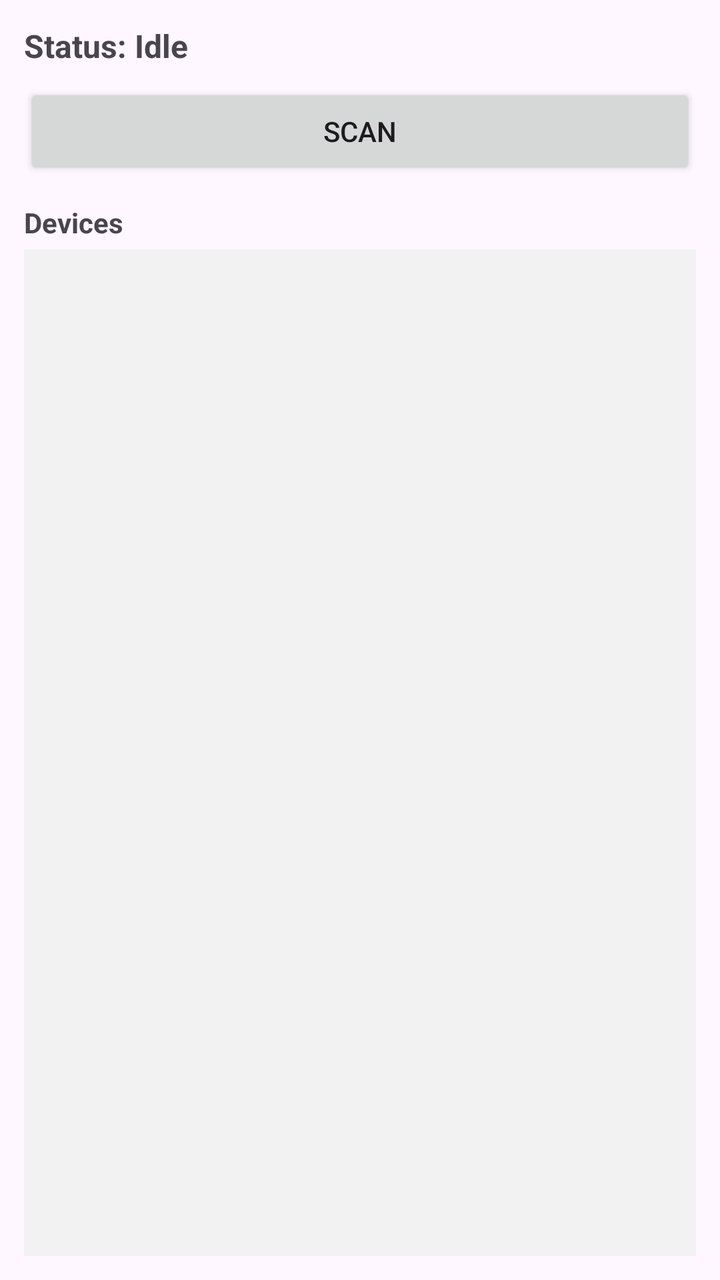
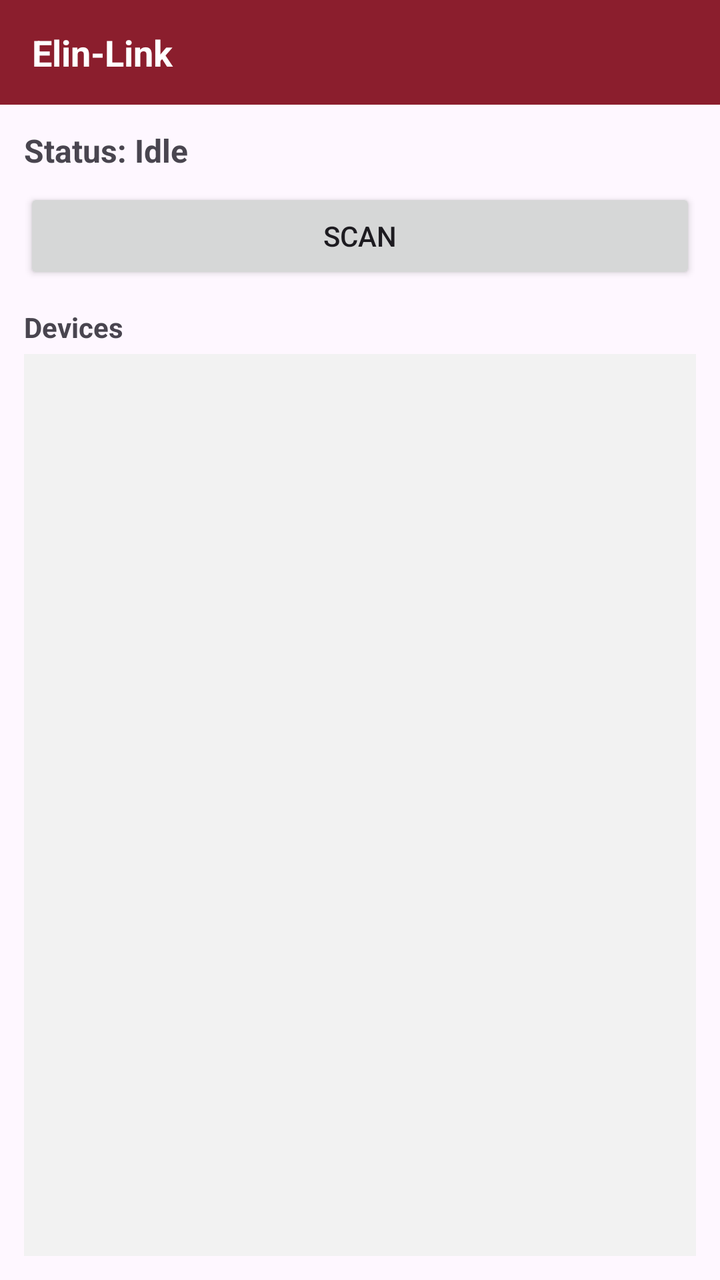

Compare the two renders of this Android layout. The source of the first and the diff that turns it into the second are given below.
<!-- AndroidManifest.xml: application theme Theme.ElinLink -->
<!-- res/layout/activity_main.xml -->
<?xml version="1.0" encoding="utf-8"?>
<ViewFlipper xmlns:android="http://schemas.android.com/apk/res/android"
    android:id="@+id/screenFlipper"
    android:layout_width="match_parent"
    android:layout_height="match_parent">

    
    <LinearLayout
        android:layout_width="match_parent"
        android:layout_height="match_parent"
        android:orientation="vertical"
        android:padding="12dp">

        <LinearLayout
            android:layout_width="match_parent"
            android:layout_height="wrap_content"
            android:orientation="horizontal"
            android:gravity="center_vertical">

            <TextView
                android:id="@+id/tvStatus"
                android:layout_width="0dp"
                android:layout_weight="1"
                android:layout_height="wrap_content"
                android:textStyle="bold"
                android:textSize="16sp"
                android:text="@string/status_idle" />

            <ProgressBar
                android:id="@+id/progress"
                style="?android:attr/progressBarStyleSmall"
                android:layout_width="wrap_content"
                android:layout_height="wrap_content"
                android:visibility="gone" />
        </LinearLayout>

        <Button
            android:id="@+id/btnScan"
            android:layout_width="match_parent"
            android:layout_height="wrap_content"
            android:layout_marginTop="8dp"
            android:text="@string/scan" />

        <TextView
            android:id="@+id/lblDevices"
            android:layout_width="wrap_content"
            android:layout_height="wrap_content"
            android:layout_marginTop="12dp"
            android:text="@string/devices"
            android:textStyle="bold" />

        <androidx.recyclerview.widget.RecyclerView
            android:id="@+id/rvDevices"
            android:layout_width="match_parent"
            android:layout_height="0dp"
            android:layout_weight="1"
            android:layout_marginTop="4dp"
            android:background="@color/list_bg" />
    </LinearLayout>

    
    <LinearLayout
        android:layout_width="match_parent"
        android:layout_height="match_parent"
        android:orientation="vertical"
        android:padding="12dp">

        <LinearLayout
            android:layout_width="match_parent"
            android:layout_height="wrap_content"
            android:orientation="horizontal"
            android:gravity="center_vertical">

            <TextView
                android:layout_width="0dp"
                android:layout_weight="1"
                android:layout_height="wrap_content"
                android:textStyle="bold"
                android:textSize="16sp"
                android:text="@string/dashboard" />

            <Button
                android:id="@+id/btnToggleControls"
                style="?attr/borderlessButtonStyle"
                android:layout_width="wrap_content"
                android:layout_height="wrap_content"
                android:minWidth="44dp"
                android:textSize="22sp"
                android:textStyle="bold"
                android:text="\u2212" />
        </LinearLayout>

        <LinearLayout
            android:id="@+id/controlsBox"
            android:layout_width="match_parent"
            android:layout_height="wrap_content"
            android:orientation="vertical">

            <TextView
                android:id="@+id/tvConnected"
                android:layout_width="match_parent"
                android:layout_height="wrap_content"
                android:textStyle="bold"
                android:textSize="15sp"
                android:textColor="#4CAF50" />

            <LinearLayout
                android:layout_width="match_parent"
                android:layout_height="wrap_content"
                android:orientation="horizontal"
                android:layout_marginTop="6dp">

                <Button
                    android:id="@+id/btnAddBar"
                    android:layout_width="0dp"
                    android:layout_weight="1"
                    android:layout_height="wrap_content"
                    android:text="@string/add_bar" />

                <Button
                    android:id="@+id/btnAddMeter"
                    android:layout_width="0dp"
                    android:layout_weight="1"
                    android:layout_height="wrap_content"
                    android:layout_marginStart="8dp"
                    android:text="@string/add_meter" />
            </LinearLayout>

            <LinearLayout
                android:layout_width="match_parent"
                android:layout_height="wrap_content"
                android:orientation="horizontal"
                android:layout_marginTop="6dp">

                <Button
                    android:id="@+id/btnTerminal"
                    android:layout_width="0dp"
                    android:layout_weight="1"
                    android:layout_height="wrap_content"
                    android:text="@string/terminal" />

                <Button
                    android:id="@+id/btnDisconnect"
                    android:layout_width="0dp"
                    android:layout_weight="1"
                    android:layout_height="wrap_content"
                    android:layout_marginStart="8dp"
                    android:text="@string/disconnect" />
            </LinearLayout>

            <Button
                android:id="@+id/btnTheme"
                style="?attr/borderlessButtonStyle"
                android:layout_width="match_parent"
                android:layout_height="wrap_content"
                android:layout_marginTop="2dp"
                android:text="@string/theme" />
        </LinearLayout>

        <ScrollView
            android:layout_width="match_parent"
            android:layout_height="0dp"
            android:layout_weight="1"
            android:layout_marginTop="8dp">

            <FrameLayout
                android:layout_width="match_parent"
                android:layout_height="wrap_content">

                <LinearLayout
                    android:id="@+id/dashboardContainer"
                    android:layout_width="match_parent"
                    android:layout_height="wrap_content"
                    android:orientation="vertical" />

                <TextView
                    android:id="@+id/tvEmptyDash"
                    android:layout_width="wrap_content"
                    android:layout_height="wrap_content"
                    android:layout_gravity="center"
                    android:layout_marginTop="48dp"
                    android:gravity="center"
                    android:textColor="#888888"
                    android:text="@string/empty_dashboard" />
            </FrameLayout>
        </ScrollView>
    </LinearLayout>

    
    <LinearLayout
        android:layout_width="match_parent"
        android:layout_height="match_parent"
        android:orientation="vertical"
        android:padding="12dp">

        <LinearLayout
            android:layout_width="match_parent"
            android:layout_height="wrap_content"
            android:orientation="horizontal"
            android:gravity="center_vertical">

            <Button
                android:id="@+id/btnBackToDash"
                style="?attr/borderlessButtonStyle"
                android:layout_width="wrap_content"
                android:layout_height="wrap_content"
                android:text="@string/dashboard" />

            <TextView
                android:layout_width="0dp"
                android:layout_weight="1"
                android:layout_height="wrap_content"
                android:gravity="center"
                android:textStyle="bold"
                android:text="@string/serial_terminal" />

            <Button
                android:id="@+id/btnClear"
                style="?attr/borderlessButtonStyle"
                android:layout_width="wrap_content"
                android:layout_height="wrap_content"
                android:text="@string/clear" />
        </LinearLayout>

        <ScrollView
            android:id="@+id/logScroll"
            android:layout_width="match_parent"
            android:layout_height="0dp"
            android:layout_weight="1"
            android:layout_marginTop="8dp"
            android:background="#111111"
            android:padding="8dp">

            <TextView
                android:id="@+id/tvLog"
                android:layout_width="match_parent"
                android:layout_height="wrap_content"
                android:fontFamily="monospace"
                android:textColor="#33FF66"
                android:textSize="13sp"
                android:textIsSelectable="true" />
        </ScrollView>

        <LinearLayout
            android:id="@+id/inputRow"
            android:layout_width="match_parent"
            android:layout_height="wrap_content"
            android:orientation="horizontal"
            android:layout_marginTop="8dp">

            <EditText
                android:id="@+id/etCommand"
                android:layout_width="0dp"
                android:layout_weight="1"
                android:layout_height="wrap_content"
                android:hint="@string/command_hint"
                android:imeOptions="actionSend"
                android:inputType="text"
                android:maxLines="1"
                android:autofillHints="" />

            <Button
                android:id="@+id/btnSend"
                android:layout_width="wrap_content"
                android:layout_height="wrap_content"
                android:layout_marginStart="8dp"
                android:text="@string/send" />
        </LinearLayout>
    </LinearLayout>

</ViewFlipper>
<!-- resources referenced by this layout -->
<resources>
  <color name="list_bg">#F2F2F2</color>
  <string name="add_bar">+ Bar</string>
  <string name="add_meter">+ Meter</string>
  <string name="clear">Clear</string>
  <string name="command_hint">Type a command\u2026</string>
  <string name="dashboard">Dashboard</string>
  <string name="devices">Devices</string>
  <string name="disconnect">Disconnect</string>
  <string name="empty_dashboard">No gauges yet.\nTap \u201c+ Bar\u201d or \u201c+ Meter\u201d to add one.</string>
  <string name="scan">Scan</string>
  <string name="send">Send</string>
  <string name="serial_terminal">Serial Terminal</string>
  <string name="status_idle">Status: Idle</string>
  <string name="terminal">Terminal</string>
  <string name="theme">Theme</string>
  <style name="Theme.ElinLink" parent="Theme.Material3.DayNight.NoActionBar">
          <item name="colorPrimary">@color/brand</item>
          <item name="colorOnPrimary">@color/white</item>
          <item name="colorPrimaryContainer">@color/brand</item>
          <item name="colorOnPrimaryContainer">@color/white</item>
          <item name="colorSecondary">@color/brand</item>
          <item name="colorOnSecondary">@color/white</item>
          <item name="android:statusBarColor">@color/brand</item>
      </style>
  <color name="brand">#8B1E2D</color>
  <color name="white">#FFFFFFFF</color>
</resources>

<!-- the commit's change to res/layout/activity_main.xml (unified diff, before → after) -->
@@ -8,75 +8,97 @@
     <LinearLayout
         android:layout_width="match_parent"
         android:layout_height="match_parent"
-        android:orientation="vertical"
-        android:padding="12dp">
+        android:orientation="vertical">
 
         <LinearLayout
             android:layout_width="match_parent"
             android:layout_height="wrap_content"
             android:orientation="horizontal"
-            android:gravity="center_vertical">
-
-            <TextView
-                android:id="@+id/tvStatus"
+            android:gravity="center_vertical"
+            android:background="@color/brand"
+            android:paddingHorizontal="16dp"
+            android:paddingVertical="14dp">
+
+            <TextView
                 android:layout_width="0dp"
                 android:layout_weight="1"
                 android:layout_height="wrap_content"
                 android:textStyle="bold"
-                android:textSize="16sp"
-                android:text="@string/status_idle" />
+                android:textSize="18sp"
+                android:textColor="@color/white"
+                android:text="@string/app_name" />
 
             <ProgressBar
                 android:id="@+id/progress"
                 style="?android:attr/progressBarStyleSmall"
                 android:layout_width="wrap_content"
                 android:layout_height="wrap_content"
+                android:indeterminateTint="@color/white"
                 android:visibility="gone" />
         </LinearLayout>
 
-        <Button
-            android:id="@+id/btnScan"
-            android:layout_width="match_parent"
-            android:layout_height="wrap_content"
-            android:layout_marginTop="8dp"
-            android:text="@string/scan" />
-
-        <TextView
-            android:id="@+id/lblDevices"
-            android:layout_width="wrap_content"
-            android:layout_height="wrap_content"
-            android:layout_marginTop="12dp"
-            android:text="@string/devices"
-            android:textStyle="bold" />
-
-        <androidx.recyclerview.widget.RecyclerView
-            android:id="@+id/rvDevices"
+        <LinearLayout
             android:layout_width="match_parent"
             android:layout_height="0dp"
             android:layout_weight="1"
-            android:layout_marginTop="4dp"
-            android:background="@color/list_bg" />
+            android:orientation="vertical"
+            android:padding="12dp">
+
+            <TextView
+                android:id="@+id/tvStatus"
+                android:layout_width="match_parent"
+                android:layout_height="wrap_content"
+                android:textStyle="bold"
+                android:textSize="16sp"
+                android:text="@string/status_idle" />
+
+            <Button
+                android:id="@+id/btnScan"
+                android:layout_width="match_parent"
+                android:layout_height="wrap_content"
+                android:layout_marginTop="8dp"
+                android:text="@string/scan" />
+
+            <TextView
+                android:id="@+id/lblDevices"
+                android:layout_width="wrap_content"
+                android:layout_height="wrap_content"
+                android:layout_marginTop="12dp"
+                android:text="@string/devices"
+                android:textStyle="bold" />
+
+            <androidx.recyclerview.widget.RecyclerView
+                android:id="@+id/rvDevices"
+                android:layout_width="match_parent"
+                android:layout_height="0dp"
+                android:layout_weight="1"
+                android:layout_marginTop="4dp"
+                android:background="@color/list_bg" />
+        </LinearLayout>
     </LinearLayout>
 
     
     <LinearLayout
         android:layout_width="match_parent"
         android:layout_height="match_parent"
-        android:orientation="vertical"
-        android:padding="12dp">
+        android:orientation="vertical">
 
         <LinearLayout
             android:layout_width="match_parent"
             android:layout_height="wrap_content"
             android:orientation="horizontal"
-            android:gravity="center_vertical">
+            android:gravity="center_vertical"
+            android:background="@color/brand"
+            android:paddingHorizontal="16dp"
+            android:paddingVertical="6dp">
 
             <TextView
                 android:layout_width="0dp"
                 android:layout_weight="1"
                 android:layout_height="wrap_content"
                 android:textStyle="bold"
-                android:textSize="16sp"
+                android:textSize="18sp"
+                android:textColor="@color/white"
                 android:text="@string/dashboard" />
 
             <Button
@@ -87,123 +109,135 @@
                 android:minWidth="44dp"
                 android:textSize="22sp"
                 android:textStyle="bold"
+                android:textColor="@color/white"
                 android:text="\u2212" />
         </LinearLayout>
 
         <LinearLayout
-            android:id="@+id/controlsBox"
-            android:layout_width="match_parent"
-            android:layout_height="wrap_content"
-            android:orientation="vertical">
-
-            <TextView
-                android:id="@+id/tvConnected"
-                android:layout_width="match_parent"
-                android:layout_height="wrap_content"
-                android:textStyle="bold"
-                android:textSize="15sp"
-                android:textColor="#4CAF50" />
-
-            <LinearLayout
-                android:layout_width="match_parent"
-                android:layout_height="wrap_content"
-                android:orientation="horizontal"
-                android:layout_marginTop="6dp">
-
-                <Button
-                    android:id="@+id/btnAddBar"
-                    android:layout_width="0dp"
-                    android:layout_weight="1"
-                    android:layout_height="wrap_content"
-                    android:text="@string/add_bar" />
-
-                <Button
-                    android:id="@+id/btnAddMeter"
-                    android:layout_width="0dp"
-                    android:layout_weight="1"
-                    android:layout_height="wrap_content"
-                    android:layout_marginStart="8dp"
-                    android:text="@string/add_meter" />
-            </LinearLayout>
-
-            <LinearLayout
-                android:layout_width="match_parent"
-                android:layout_height="wrap_content"
-                android:orientation="horizontal"
-                android:layout_marginTop="6dp">
-
-                <Button
-                    android:id="@+id/btnTerminal"
-                    android:layout_width="0dp"
-                    android:layout_weight="1"
-                    android:layout_height="wrap_content"
-                    android:text="@string/terminal" />
-
-                <Button
-                    android:id="@+id/btnDisconnect"
-                    android:layout_width="0dp"
-                    android:layout_weight="1"
-                    android:layout_height="wrap_content"
-                    android:layout_marginStart="8dp"
-                    android:text="@string/disconnect" />
-            </LinearLayout>
-
-            <Button
-                android:id="@+id/btnTheme"
-                style="?attr/borderlessButtonStyle"
-                android:layout_width="match_parent"
-                android:layout_height="wrap_content"
-                android:layout_marginTop="2dp"
-                android:text="@string/theme" />
-        </LinearLayout>
-
-        <ScrollView
             android:layout_width="match_parent"
             android:layout_height="0dp"
             android:layout_weight="1"
-            android:layout_marginTop="8dp">
-
-            <FrameLayout
-                android:layout_width="match_parent"
-                android:layout_height="wrap_content">
+            android:orientation="vertical"
+            android:padding="12dp">
+
+            <LinearLayout
+                android:id="@+id/controlsBox"
+                android:layout_width="match_parent"
+                android:layout_height="wrap_content"
+                android:orientation="vertical">
+
+                <TextView
+                    android:id="@+id/tvConnected"
+                    android:layout_width="match_parent"
+                    android:layout_height="wrap_content"
+                    android:textStyle="bold"
+                    android:textSize="15sp"
+                    android:textColor="#4CAF50" />
 
                 <LinearLayout
-                    android:id="@+id/dashboardContainer"
-                    android:layout_width="match_parent"
-                    android:layout_height="wrap_content"
-                    android:orientation="vertical" />
-
-                <TextView
-                    android:id="@+id/tvEmptyDash"
-                    android:layout_width="wrap_content"
-                    android:layout_height="wrap_content"
-                    android:layout_gravity="center"
-                    android:layout_marginTop="48dp"
-                    android:gravity="center"
-                    android:textColor="#888888"
-                    android:text="@string/empty_dashboard" />
-            </FrameLayout>
-        </ScrollView>
+                    android:layout_width="match_parent"
+                    android:layout_height="wrap_content"
+                    android:orientation="horizontal"
+                    android:layout_marginTop="6dp">
+
+                    <Button
+                        android:id="@+id/btnAddBar"
+                        android:layout_width="0dp"
+                        android:layout_weight="1"
+                        android:layout_height="wrap_content"
+                        android:text="@string/add_bar" />
+
+                    <Button
+                        android:id="@+id/btnAddMeter"
+                        android:layout_width="0dp"
+                        android:layout_weight="1"
+                        android:layout_height="wrap_content"
+                        android:layout_marginStart="8dp"
+                        android:text="@string/add_meter" />
+                </LinearLayout>
+
+                <LinearLayout
+                    android:layout_width="match_parent"
+                    android:layout_height="wrap_content"
+                    android:orientation="horizontal"
+                    android:layout_marginTop="6dp">
+
+                    <Button
+                        android:id="@+id/btnTerminal"
+                        android:layout_width="0dp"
+                        android:layout_weight="1"
+                        android:layout_height="wrap_content"
+                        android:text="@string/terminal" />
+
+                    <Button
+                        android:id="@+id/btnDisconnect"
+                        android:layout_width="0dp"
+                        android:layout_weight="1"
+                        android:layout_height="wrap_content"
+                        android:layout_marginStart="8dp"
+                        android:text="@string/disconnect" />
+                </LinearLayout>
+
+                <Button
+                    android:id="@+id/btnTheme"
+                    style="?attr/borderlessButtonStyle"
+                    android:layout_width="match_parent"
+                    android:layout_height="wrap_content"
+                    android:layout_marginTop="2dp"
+                    android:text="@string/theme" />
+            </LinearLayout>
+
+            <ScrollView
+                android:layout_width="match_parent"
+                android:layout_height="0dp"
+                android:layout_weight="1"
+                android:layout_marginTop="8dp">
+
+                <FrameLayout
+                    android:layout_width="match_parent"
+                    android:layout_height="wrap_content">
+
+                    <LinearLayout
+                        android:id="@+id/dashboardContainer"
+                        android:layout_width="match_parent"
+                        android:layout_height="wrap_content"
+                        android:orientation="vertical" />
+
+                    <TextView
+                        android:id="@+id/tvEmptyDash"
+                        android:layout_width="wrap_content"
+                        android:layout_height="wrap_content"
+                        android:layout_gravity="center"
+                        android:layout_marginTop="48dp"
+                        android:gravity="center"
+                        android:textColor="#888888"
+                        android:text="@string/empty_dashboard" />
+                </FrameLayout>
+            </ScrollView>
+        </LinearLayout>
     </LinearLayout>
 
     
     <LinearLayout
         android:layout_width="match_parent"
         android:layout_height="match_parent"
-        android:orientation="vertical"
-        android:padding="12dp">
+        android:orientation="vertical">
 
         <LinearLayout
             android:layout_width="match_parent"
             android:layout_height="wrap_content"
             android:orientation="horizontal"
-            android:gravity="center_vertical">
+            android:gravity="center_vertical"
+            android:background="@color/brand"
+            android:paddingHorizontal="8dp"
+            android:paddingVertical="4dp">
 
             <Button
                 android:id="@+id/btnBackToDash"
                 style="?attr/borderlessButtonStyle"
                 android:layout_width="wrap_content"
                 android:layout_height="wrap_content"
+                android:textColor="@color/white"
                 android:text="@string/dashboard" />
 
             <TextView
@@ -212,6 +246,8 @@
                 android:layout_height="wrap_content"
                 android:gravity="center"
                 android:textStyle="bold"
+                android:textSize="18sp"
+                android:textColor="@color/white"
                 android:text="@string/serial_terminal" />
 
             <Button
@@ -219,52 +255,60 @@
                 style="?attr/borderlessButtonStyle"
                 android:layout_width="wrap_content"
                 android:layout_height="wrap_content"
+                android:textColor="@color/white"
                 android:text="@string/clear" />
         </LinearLayout>
 
-        <ScrollView
-            android:id="@+id/logScroll"
+        <LinearLayout
             android:layout_width="match_parent"
             android:layout_height="0dp"
             android:layout_weight="1"
-            android:layout_marginTop="8dp"
-            android:background="#111111"
-            android:padding="8dp">
-
-            <TextView
-                android:id="@+id/tvLog"
-                android:layout_width="match_parent"
-                android:layout_height="wrap_content"
-                android:fontFamily="monospace"
-                android:textColor="#33FF66"
-                android:textSize="13sp"
-                android:textIsSelectable="true" />
-        </ScrollView>
-
-        <LinearLayout
-            android:id="@+id/inputRow"
-            android:layout_width="match_parent"
-            android:layout_height="wrap_content"
-            android:orientation="horizontal"
-            android:layout_marginTop="8dp">
-
-            <EditText
-                android:id="@+id/etCommand"
-                android:layout_width="0dp"
-                android:layout_weight="1"
-                android:layout_height="wrap_content"
-                android:hint="@string/command_hint"
-                android:imeOptions="actionSend"
-                android:inputType="text"
-                android:maxLines="1"
-                android:autofillHints="" />
-
-            <Button
-                android:id="@+id/btnSend"
-                android:layout_width="wrap_content"
-                android:layout_height="wrap_content"
-                android:layout_marginStart="8dp"
-                android:text="@string/send" />
+            android:orientation="vertical"
+            android:padding="12dp">
+
+            <ScrollView
+                android:id="@+id/logScroll"
+                android:layout_width="match_parent"
+                android:layout_height="0dp"
+                android:layout_weight="1"
+                android:background="#111111"
+                android:padding="8dp">
+
+                <TextView
+                    android:id="@+id/tvLog"
+                    android:layout_width="match_parent"
+                    android:layout_height="wrap_content"
+                    android:fontFamily="monospace"
+                    android:textColor="#33FF66"
+                    android:textSize="13sp"
+                    android:textIsSelectable="true" />
+            </ScrollView>
+
+            <LinearLayout
+                android:id="@+id/inputRow"
+                android:layout_width="match_parent"
+                android:layout_height="wrap_content"
+                android:orientation="horizontal"
+                android:layout_marginTop="8dp">
+
+                <EditText
+                    android:id="@+id/etCommand"
+                    android:layout_width="0dp"
+                    android:layout_weight="1"
+                    android:layout_height="wrap_content"
+                    android:hint="@string/command_hint"
+                    android:imeOptions="actionSend"
+                    android:inputType="text"
+                    android:maxLines="1"
+                    android:autofillHints="" />
+
+                <Button
+                    android:id="@+id/btnSend"
+                    android:layout_width="wrap_content"
+                    android:layout_height="wrap_content"
+                    android:layout_marginStart="8dp"
+                    android:text="@string/send" />
+            </LinearLayout>
         </LinearLayout>
     </LinearLayout>
 
<!-- resource entries referenced after the edit -->
@@ -1,8 +1,11 @@
 <!-- resources referenced by this layout -->
 <resources>
+  <color name="brand">#8B1E2D</color>
   <color name="list_bg">#F2F2F2</color>
+  <color name="white">#FFFFFFFF</color>
   <string name="add_bar">+ Bar</string>
   <string name="add_meter">+ Meter</string>
+  <string name="app_name">Elin-Link</string>
   <string name="clear">Clear</string>
   <string name="command_hint">Type a command\u2026</string>
   <string name="dashboard">Dashboard</string>
@@ -22,9 +25,17 @@
           <item name="colorOnPrimaryContainer">@color/white</item>
           <item name="colorSecondary">@color/brand</item>
           <item name="colorOnSecondary">@color/white</item>
+          <item name="colorSecondaryContainer">@color/brand</item>
+          <item name="colorOnSecondaryContainer">@color/white</item>
+  
+          
+          <item name="colorAccent">@color/brand</item>
+          <item name="colorControlActivated">@color/brand</item>
+          <item name="android:colorControlActivated">@color/brand</item>
+  
+          
           <item name="android:statusBarColor">@color/brand</item>
+          <item name="android:navigationBarColor">@color/brand</item>
       </style>
-  <color name="brand">#8B1E2D</color>
-  <color name="white">#FFFFFFFF</color>
 </resources>
 
